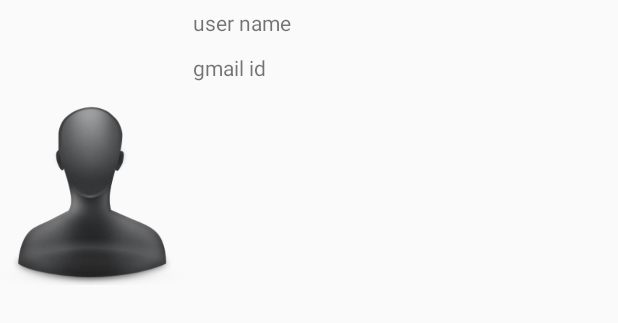
After one commit to hksapp/Shoppie, an Android app: the layout activity_circle_list.xml on its own in the app's theme, with its tools: preview values and no code run, on a phone screen of 412 x 824 dp. The commit adds this screen. Shown: the top 323 px of the screen. Run offline under Robolectric (Android 15) with nearby library versions, the phone set to English and light mode, and no system bars.

Commit message:
trying to retrieve circle members so much mess

```diff
--- a/app/src/main/AndroidManifest.xml
+++ b/app/src/main/AndroidManifest.xml
@@ -34,7 +34,7 @@
 
             ></activity>
         <activity android:name=".profile"/>
-        <activity android:name=".circle"/>
+        <activity android:name=".Circle"/>
     </application>
 
 </manifest>
--- a/app/src/main/java/com/hkapps/shoppie/MainActivity.java
+++ b/app/src/main/java/com/hkapps/shoppie/MainActivity.java
@@ -67,7 +67,7 @@ public class MainActivity extends AppCompatActivity implements View.OnClickListe
         fab1.setOnClickListener(new View.OnClickListener() {
             @Override
             public void onClick(View view) {
-                Intent myIntent = new Intent(MainActivity.this, circle.class);
+                Intent myIntent = new Intent(MainActivity.this, Circle.class);
                 startActivity(myIntent);
             }
         });
@@ -99,7 +99,7 @@ public class MainActivity extends AppCompatActivity implements View.OnClickListe
                 break;
             case R.id.fab1:
 
-                Log.d("circle", "Fab 1");
+                Log.d("Circle", "Fab 1");
                 break;
             case R.id.fab2:
 
--- a/app/src/main/java/com/hkapps/shoppie/profile.java
+++ b/app/src/main/java/com/hkapps/shoppie/profile.java
@@ -81,7 +81,7 @@ public class profile extends AppCompatActivity implements View.OnClickListener,
         Bitmap bm = BitmapFactory.decodeResource(getResources(),
                 R.drawable.splash4);
 
-        // set circle bitmap
+        // set Circle bitmap
         ImageView mImage = (ImageView) findViewById(R.id.userimage);
         mImage.setImageBitmap(getCircleBitmap(bm));*/
         putImageView();
--- /dev/null
+++ b/app/src/main/res/layout/activity_circle_list.xml
@@ -0,0 +1,30 @@
+<?xml version="1.0" encoding="utf-8"?>
+<LinearLayout xmlns:android="http://schemas.android.com/apk/res/android"
+    android:layout_width="match_parent"
+    android:layout_height="match_parent"
+    android:orientation="horizontal">
+<ImageView
+    android:id="@+id/userimage_incirclelist"
+    android:layout_width="0dp"
+    android:layout_height="wrap_content"
+    android:layout_weight="0.3"
+    android:src="@drawable/user"/>
+    <LinearLayout
+        android:layout_width="0dp"
+        android:layout_height="match_parent"
+        android:layout_weight="0.7"
+        android:orientation="vertical">
+        <TextView
+            android:id="@+id/username_incirclelist"
+            android:layout_width="match_parent"
+            android:layout_height="wrap_content"
+            android:padding="5dp"
+            android:text="user name"/>
+        <TextView
+            android:id="@+id/gmail_id_incircle_list"
+            android:layout_width="match_parent"
+            android:layout_height="wrap_content"
+            android:padding="5dp"
+            android:text="gmail id"/>
+    </LinearLayout>
+</LinearLayout>
```
Also changed, not shown: app/src/main/java/com/hkapps/shoppie/Circle.java (added, +124 -0 lines), app/src/main/java/com/hkapps/shoppie/CircleAdapter.java (added, +72 -0 lines), app/src/main/java/com/hkapps/shoppie/CircleHolder.java (added, +24 -0 lines), app/src/main/java/com/hkapps/shoppie/CircleObject.java (added, +44 -0 lines), app/src/main/java/com/hkapps/shoppie/circle.java (deleted, +0 -62 lines), app/src/main/res/layout/activity_circle.xml (+5 -5 lines).
